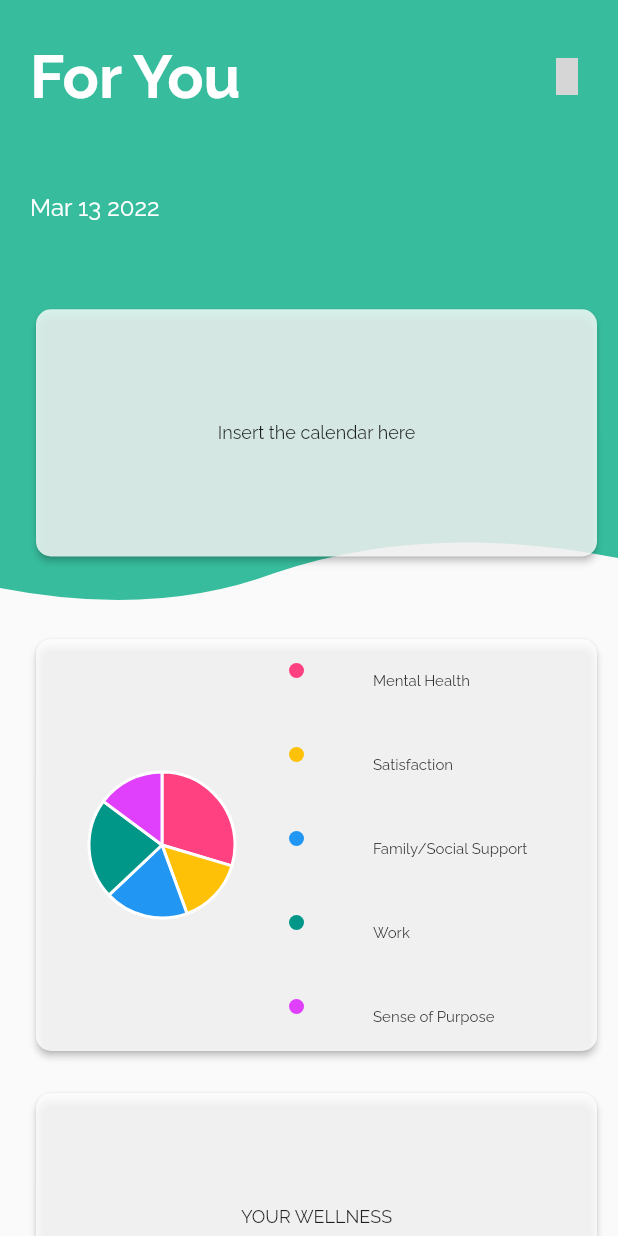
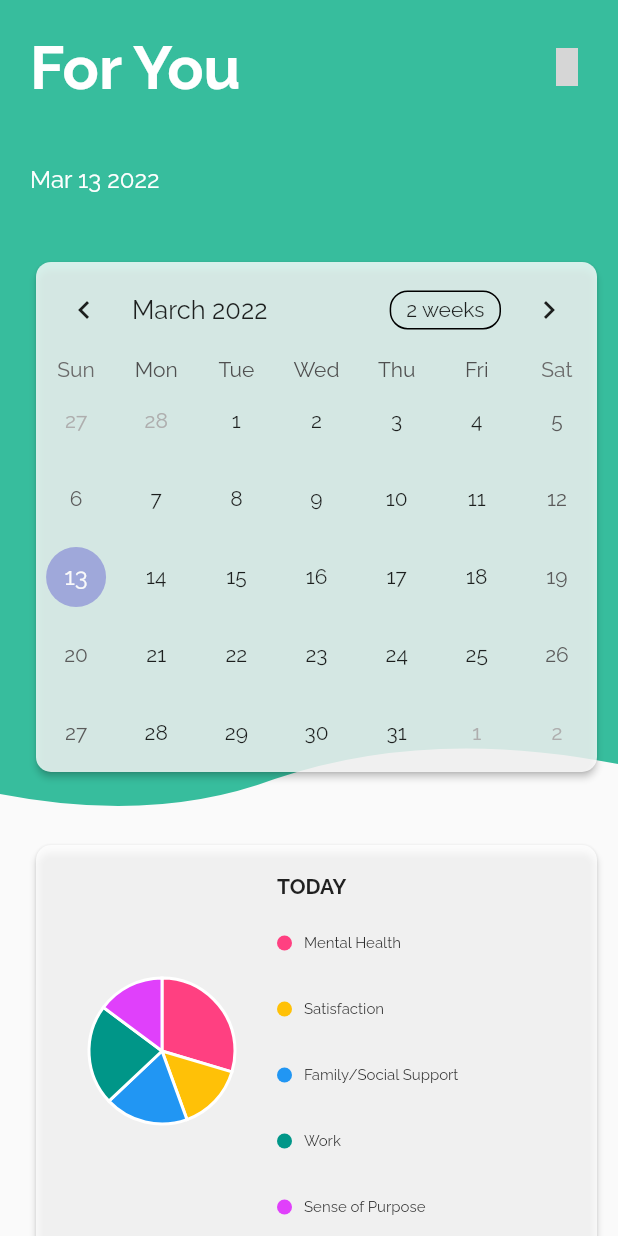
Before and after one commit to ogaroh/shamiri_health, a Flutter app: the screen it shows after launch, on a phone screen of 412 x 824 dp. Run offline on Flutter 3.47's test engine with Material 2 defaults, Android fonts, the phone set to English and light mode, and no system bars; drawn by our look-alikes of table_calendar; our stand-ins replace charts_flutter, flutter_custom_clippers, google_fonts; missing offline and left inert: carbon_icons; grey boxes are pictures that could not be loaded.

Commit message:
pie chart

```diff
--- a/lib/src/screens/home.dart
+++ b/lib/src/screens/home.dart
@@ -6,6 +6,7 @@ import 'package:shamiri/src/custom/default_chart.dart';
 import 'package:shamiri/src/models/category.dart';
 import 'package:shamiri/src/settings/settings_view.dart';
 import 'package:shamiri/src/theme/colors.dart';
+import 'package:table_calendar/table_calendar.dart';
 
 class HomeScreen extends StatefulWidget {
   const HomeScreen({Key? key}) : super(key: key);
@@ -51,8 +52,13 @@ class _HomeScreenState extends State<HomeScreen> {
     for (int i = 0; i < data.length; i++) {
       ChartCategory category = data[i];
       v.add(
-        ListTile(
-          leading: Container(
+        Padding(
+          padding: const EdgeInsets.all(8.0),
+          child: Row(
+            mainAxisAlignment: MainAxisAlignment.start,
+            crossAxisAlignment: CrossAxisAlignment.center,
+            children: [
+              Container(
                 height: 10.0,
                 width: 10.0,
                 decoration: BoxDecoration(
@@ -60,9 +66,14 @@ class _HomeScreenState extends State<HomeScreen> {
                   borderRadius: BorderRadius.circular(50.0),
                 ),
               ),
-          title: Text(
+              Padding(
+                padding: const EdgeInsets.all(8.0),
+                child: Text(
                   category.title,
                   style: const TextStyle(fontSize: 10),
+                ),
+              )
+            ],
           ),
         ),
       );
@@ -104,7 +115,7 @@ class _HomeScreenState extends State<HomeScreen> {
             crossAxisAlignment: CrossAxisAlignment.start,
             children: [
               SizedBox(
-                height: height / 2.0,
+                height: height / 1.5,
                 width: double.infinity,
                 child: Stack(
                   children: [
@@ -114,7 +125,7 @@ class _HomeScreenState extends State<HomeScreen> {
                         reverse: false,
                       ),
                       child: Container(
-                        height: height / 2.0,
+                        height: height / 1.5,
                         width: double.infinity,
                         color: kBrandAccent,
                       ),
@@ -187,11 +198,12 @@ class _HomeScreenState extends State<HomeScreen> {
                               ),
                               child: SizedBox(
                                 width: double.infinity,
-                                height: height / 5.0,
-                                child: const Center(
-                                  child: Text(
-                                    'Insert the calendar here',
-                                    style: TextStyle(fontSize: 12.0),
+                                // height: height / 5.0,
+                                child: Center(
+                                  child: TableCalendar(
+                                    firstDay: DateTime.utc(2010, 10, 16),
+                                    lastDay: DateTime.utc(2030, 3, 14),
+                                    focusedDay: DateTime.now(),
                                   ),
                                 ),
                               ),
@@ -232,7 +244,20 @@ class _HomeScreenState extends State<HomeScreen> {
                         height: height / 3.0,
                         child: Column(
                           mainAxisAlignment: MainAxisAlignment.center,
-                          children: v,
+                          crossAxisAlignment: CrossAxisAlignment.start,
+                          children: [
+                            const Padding(
+                              padding: EdgeInsets.all(8.0),
+                              child: Text(
+                                "TODAY",
+                                style: TextStyle(
+                                  fontWeight: FontWeight.bold,
+                                ),
+                                textAlign: TextAlign.left,
+                              ),
+                            ),
+                            ...v,
+                          ],
                         ),
                       ),
                     ],
```
Lines whose indentation alone changed are shown as unchanged.
